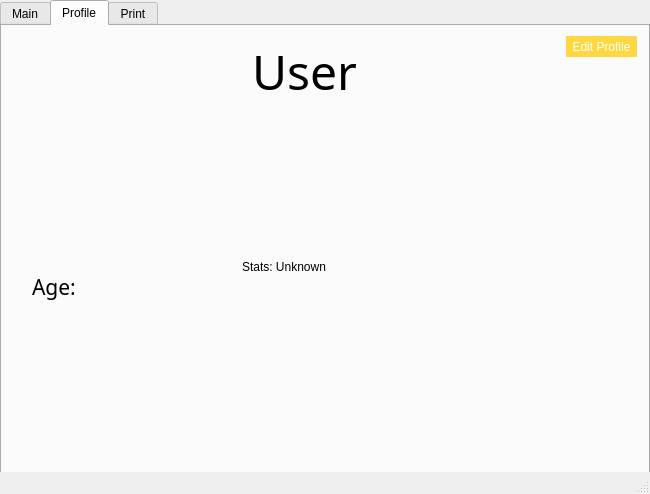
Qt form Design/main0.ui (Xemonay/Brain-Dev) before a commit.
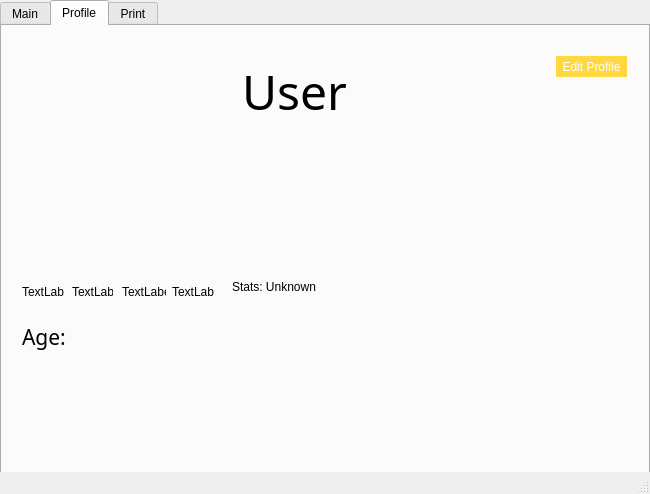
The same form after that commit. The open tabs and pages were chosen to show the change. Icons and pictures are not drawn.

Patch:
```diff
--- a/Design/main0.ui
+++ b/Design/main0.ui
@@ -250,8 +250,8 @@
      <widget class="QLabel" name="avatar">
       <property name="geometry">
        <rect>
-        <x>30</x>
-        <y>20</y>
+        <x>20</x>
+        <y>70</y>
         <width>185</width>
         <height>205</height>
        </rect>
@@ -266,8 +266,8 @@
      <widget class="QLabel" name="username">
       <property name="geometry">
        <rect>
-        <x>250</x>
-        <y>20</y>
+        <x>240</x>
+        <y>40</y>
         <width>181</width>
         <height>51</height>
        </rect>
@@ -285,8 +285,8 @@
      <widget class="QLabel" name="status">
       <property name="geometry">
        <rect>
-        <x>240</x>
-        <y>70</y>
+        <x>230</x>
+        <y>90</y>
         <width>321</width>
         <height>341</height>
        </rect>
@@ -298,8 +298,8 @@
      <widget class="QPushButton" name="edit_profile_bt">
       <property name="geometry">
        <rect>
-        <x>564</x>
-        <y>10</y>
+        <x>554</x>
+        <y>30</y>
         <width>71</width>
         <height>21</height>
        </rect>
@@ -319,8 +319,8 @@
      <widget class="QLabel" name="age">
       <property name="geometry">
        <rect>
-        <x>30</x>
-        <y>240</y>
+        <x>20</x>
+        <y>290</y>
         <width>161</width>
         <height>41</height>
        </rect>
@@ -335,6 +335,71 @@
        <string>Age:</string>
       </property>
      </widget>
+     <widget class="QLabel" name="hat_lal">
+      <property name="geometry">
+       <rect>
+        <x>40</x>
+        <y>0</y>
+        <width>151</width>
+        <height>101</height>
+       </rect>
+      </property>
+      <property name="text">
+       <string/>
+      </property>
+     </widget>
+     <widget class="QLabel" name="ron_del_lal">
+      <property name="geometry">
+       <rect>
+        <x>20</x>
+        <y>240</y>
+        <width>42</width>
+        <height>51</height>
+       </rect>
+      </property>
+      <property name="text">
+       <string>TextLabel</string>
+      </property>
+     </widget>
+     <widget class="QLabel" name="ron_va_lal">
+      <property name="geometry">
+       <rect>
+        <x>70</x>
+        <y>240</y>
+        <width>41</width>
+        <height>51</height>
+       </rect>
+      </property>
+      <property name="text">
+       <string>TextLabel</string>
+      </property>
+     </widget>
+     <widget class="QLabel" name="ron_te_lal">
+      <property name="geometry">
+       <rect>
+        <x>170</x>
+        <y>240</y>
+        <width>42</width>
+        <height>51</height>
+       </rect>
+      </property>
+      <property name="text">
+       <string>TextLabel</string>
+      </property>
+     </widget>
+     <widget class="QLabel" name="ron_lu_lal">
+      <property name="geometry">
+       <rect>
+        <x>120</x>
+        <y>240</y>
+        <width>44</width>
+        <height>51</height>
+       </rect>
+      </property>
+      <property name="text">
+       <string>TextLabel</string>
+      </property>
+     </widget>
     </widget>
     <widget class="QWidget" name="Print">
      <attribute name="icon">
```
